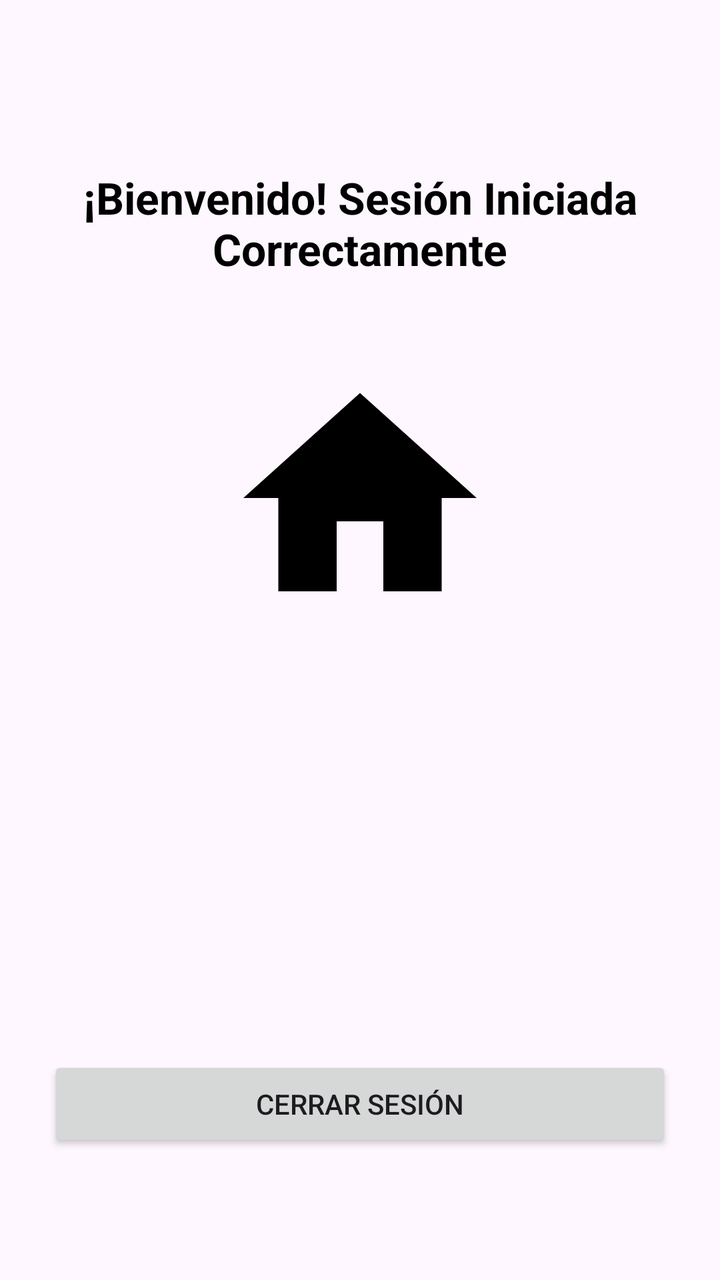
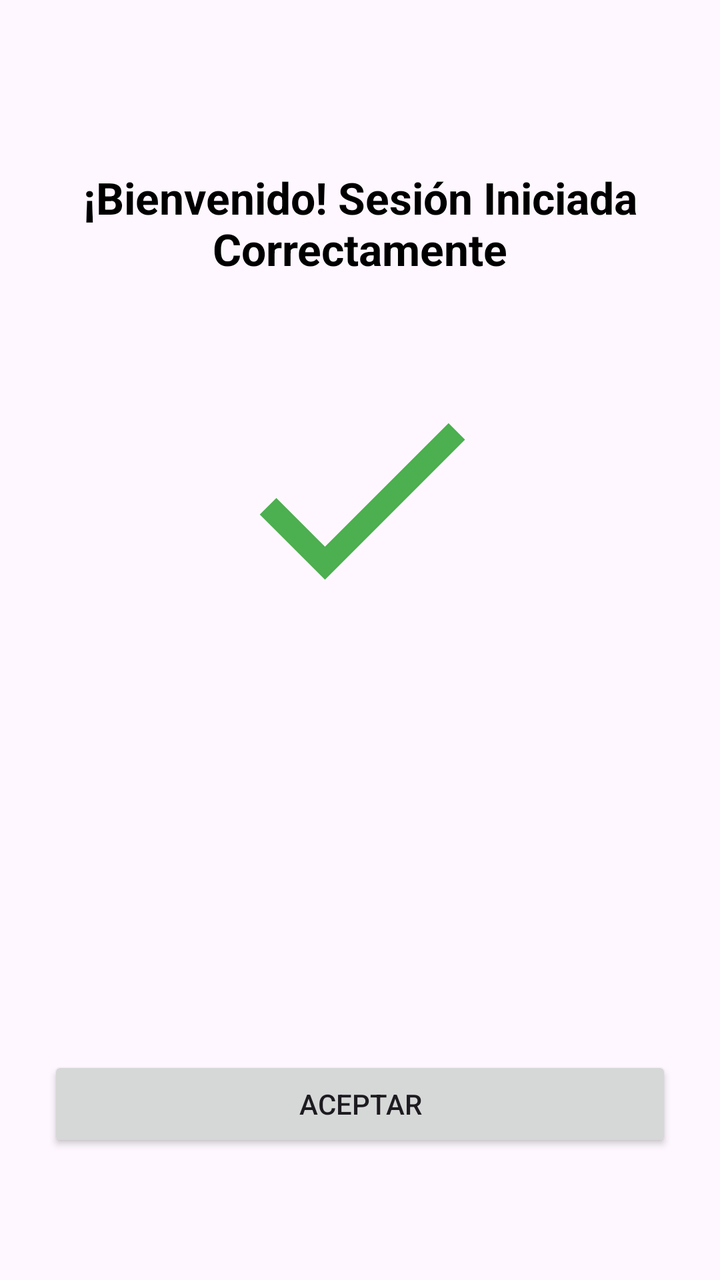

Screens rendered from an Android XML layout before and after an edit, with the pre-edit source and the edit as a unified diff.
<!-- AndroidManifest.xml: application theme Theme.IdentificadorDactilar -->
<!-- res/layout/activity_resultado.xml -->
<?xml version="1.0" encoding="utf-8"?>
<androidx.constraintlayout.widget.ConstraintLayout xmlns:android="http://schemas.android.com/apk/res/android"
    xmlns:app="http://schemas.android.com/apk/res-auto"
    xmlns:tools="http://schemas.android.com/tools"
    android:layout_width="match_parent"
    android:layout_height="match_parent"
    android:padding="24dp"
    tools:context=".ResultadoActivity">

    <TextView
        android:id="@+id/tvWelcome"
        android:layout_width="0dp"
        android:layout_height="wrap_content"
        android:text="¡Bienvenido! Sesión Iniciada Correctamente"
        android:textSize="22sp"
        android:textColor="#000000"
        android:textStyle="bold"
        android:gravity="center"
        android:layout_marginTop="60dp"
        app:layout_constraintTop_toTopOf="parent"
        app:layout_constraintStart_toStartOf="parent"
        app:layout_constraintEnd_toEndOf="parent" />

    <ImageView
        android:id="@+id/imgHome"
        android:layout_width="140dp"
        android:layout_height="140dp"
        android:src="@drawable/ic_home"
        android:contentDescription="Inicio"
        android:layout_marginTop="40dp"
        app:layout_constraintTop_toBottomOf="@id/tvWelcome"
        app:layout_constraintStart_toStartOf="parent"
        app:layout_constraintEnd_toEndOf="parent" />

    <Button
        android:id="@+id/btnLogout"
        android:layout_width="0dp"
        android:layout_height="wrap_content"
        android:text="Cerrar Sesión"
        android:layout_marginBottom="40dp"
        app:layout_constraintBottom_toBottomOf="parent"
        app:layout_constraintStart_toStartOf="parent"
        app:layout_constraintEnd_toEndOf="parent" />

</androidx.constraintlayout.widget.ConstraintLayout>
<!-- resources referenced by this layout -->
<resources>
  <!-- drawable ic_home (drawable) -->
  <vector xmlns:android="http://schemas.android.com/apk/res/android"
      android:width="140dp"
      android:height="140dp"
      android:viewportWidth="24"
      android:viewportHeight="24">
      <path
          android:fillColor="#000000"
          android:pathData="M10,20V14H14V20H19V12H22L12,3L2,12H5V20H10Z"/>
  </vector>
  <style name="Theme.IdentificadorDactilar" parent="Base.Theme.IdentificadorDactilar" />
  <style name="Base.Theme.IdentificadorDactilar" parent="Theme.Material3.DayNight.NoActionBar">
          
          
      </style>
</resources>

<!-- the commit's change to res/layout/activity_resultado.xml (unified diff, before → after) -->
@@ -5,7 +5,7 @@
     android:layout_width="match_parent"
     android:layout_height="match_parent"
     android:padding="24dp"
-    tools:context=".ResultadoActivity">
+    tools:context=".Resultado">
 
     <TextView
         android:id="@+id/tvWelcome"
@@ -25,7 +25,7 @@
         android:id="@+id/imgHome"
         android:layout_width="140dp"
         android:layout_height="140dp"
-        android:src="@drawable/ic_home"
+        android:src="@drawable/icono_correcto"
         android:contentDescription="Inicio"
         android:layout_marginTop="40dp"
         app:layout_constraintTop_toBottomOf="@id/tvWelcome"
@@ -33,10 +33,11 @@
         app:layout_constraintEnd_toEndOf="parent" />
 
     <Button
-        android:id="@+id/btnLogout"
+        android:id="@+id/btnAccept"
         android:layout_width="0dp"
         android:layout_height="wrap_content"
-        android:text="Cerrar Sesión"
+        android:text="Aceptar"
+        android:onClick="acceptButton"
         android:layout_marginBottom="40dp"
         app:layout_constraintBottom_toBottomOf="parent"
         app:layout_constraintStart_toStartOf="parent"
<!-- resource entries referenced after the edit -->
@@ -1,14 +1,14 @@
 <!-- resources referenced by this layout -->
 <resources>
-  <!-- drawable ic_home (drawable) -->
+  <!-- drawable icono_correcto (drawable) -->
   <vector xmlns:android="http://schemas.android.com/apk/res/android"
-      android:width="140dp"
-      android:height="140dp"
+      android:width="120dp"
+      android:height="120dp"
       android:viewportWidth="24"
       android:viewportHeight="24">
       <path
-          android:fillColor="#000000"
-          android:pathData="M10,20V14H14V20H19V12H22L12,3L2,12H5V20H10Z"/>
+          android:fillColor="#4CAF50"
+          android:pathData="M9,16.17L4.83,12l-1.42,1.41L9,19 21,7l-1.41-1.41z"/>
   </vector>
   <style name="Theme.IdentificadorDactilar" parent="Base.Theme.IdentificadorDactilar" />
   <style name="Base.Theme.IdentificadorDactilar" parent="Theme.Material3.DayNight.NoActionBar">
